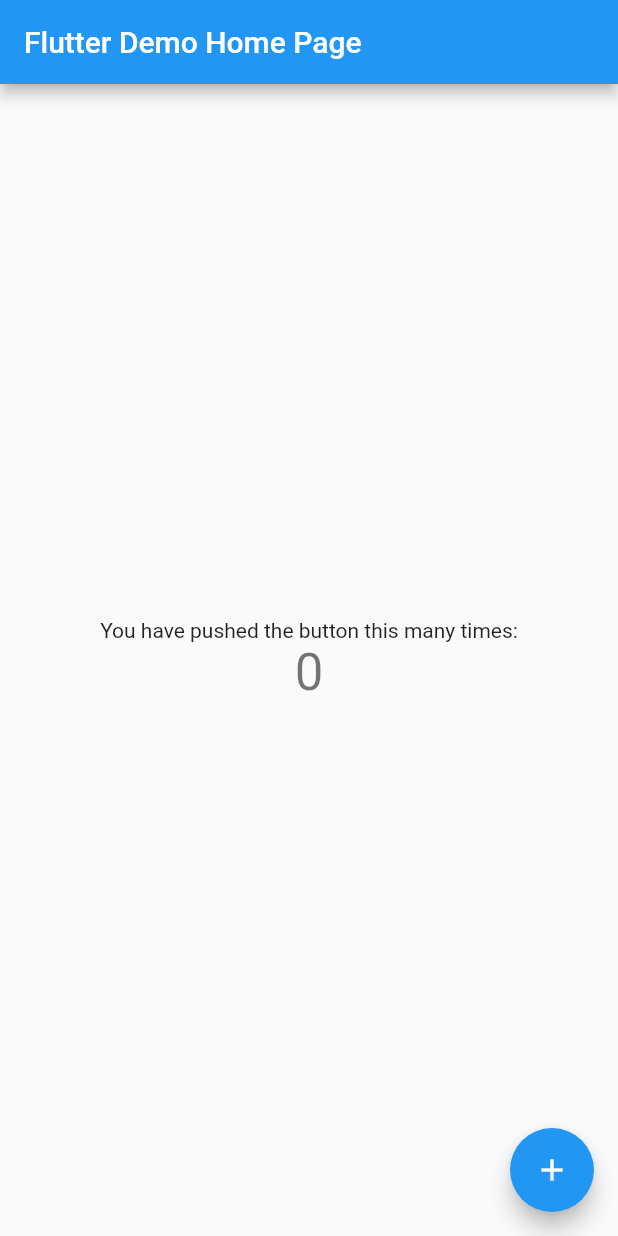
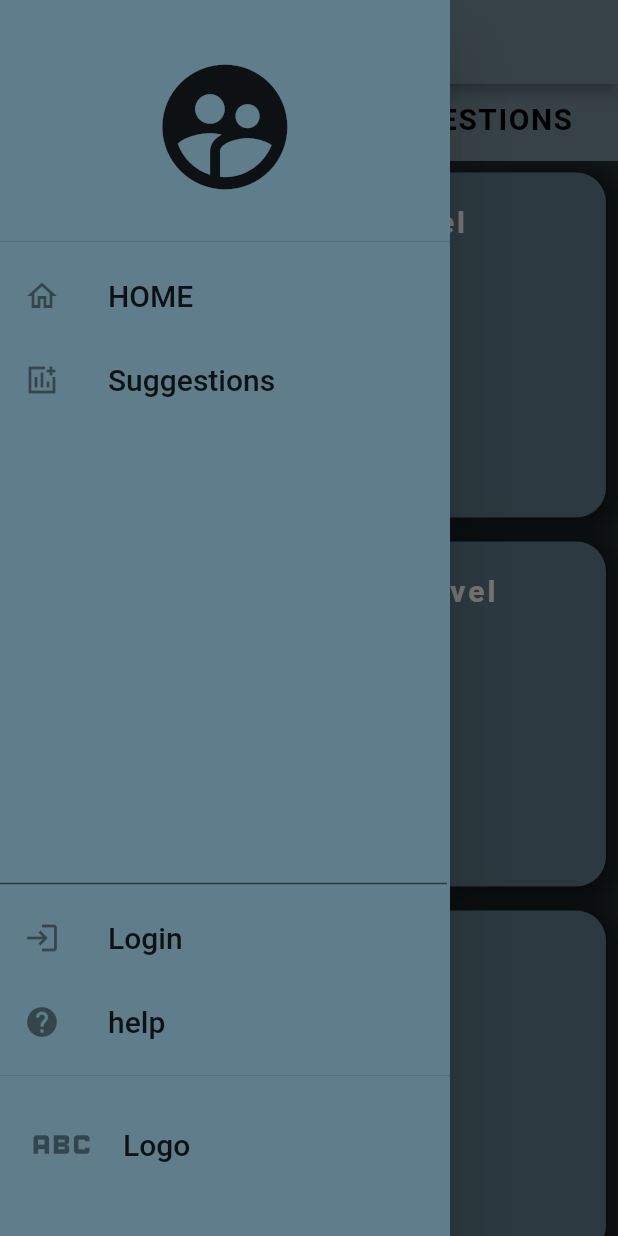
Before and after one commit to Ashen-Shaminda/Soil_Test, a Flutter app: the screen it shows after launch, with the side drawer open (before the commit the screen has no drawer), on a phone screen of 412 x 824 dp. Run offline on Flutter 3.47's test engine with Material 2 defaults, Android fonts, the phone set to English and light mode, and no system bars; drawn by our look-alikes of percent_indicator; Roboto replaces fonts that are missing (Kanit-Bold.ttf).

```diff
--- /dev/null
+++ b/lib/home/bars.dart
@@ -0,0 +1,41 @@
+import 'package:flutter/material.dart';
+
+import 'defaultTabController.dart';
+import 'drawer.dart';
+
+class Bars extends StatelessWidget {
+  const Bars({Key? key}) : super(key: key);
+
+  @override
+  Widget build(BuildContext context) {
+    return MaterialApp(
+      debugShowCheckedModeBanner: false,
+      home: Scaffold(
+        drawer: const DrawerWidget(),
+        appBar: AppBar(
+          flexibleSpace: Container(
+            decoration: BoxDecoration(
+              color: Colors.blueGrey[400],
+            ),
+          ),
+          titleTextStyle:
+              const TextStyle(fontSize: 30, fontWeight: FontWeight.bold),
+          backgroundColor: Colors.blueGrey[900],
+          title: const Align(
+            alignment: Alignment.center,
+            child: Padding(
+              padding: EdgeInsets.only(right: 20),
+              child: Text(
+                'Soil Test',
+                style: TextStyle(
+                  letterSpacing: 2,
+                ),
+              ),
+            ),
+          ),
+        ),
+        body: const DefaultTabWidget(),
+      ),
+    );
+  }
+}
--- /dev/null
+++ b/lib/home/defaultTabController.dart
@@ -0,0 +1,58 @@
+import 'package:flutter/cupertino.dart';
+import 'package:flutter/material.dart';
+
+import '../tabs/first_tab.dart';
+
+class DefaultTabWidget extends StatefulWidget {
+  const DefaultTabWidget({Key? key}) : super(key: key);
+
+  @override
+  State<DefaultTabWidget> createState() => _DefaultTabWidgetState();
+}
+
+class _DefaultTabWidgetState extends State<DefaultTabWidget> {
+  @override
+  Widget build(BuildContext context) {
+    return DefaultTabController(
+      initialIndex: 0,
+      animationDuration: Duration(milliseconds: 600),
+      length: 2,
+      child: Scaffold(
+        backgroundColor: Colors.blueGrey[400],
+        body: Column(
+          children: const[
+            TabBar(
+              indicatorColor: Colors.white,
+              indicatorWeight: 5,
+              tabs: [
+                Tab(
+                  icon: Icon(
+                    Icons.home,
+                    color: Colors.black54,
+                  ),
+                ),
+                Tab(
+                  child: Text(
+                    'SUGGESTIONS',
+                    style: TextStyle(
+                      letterSpacing: 1,
+                      color: Colors.black,
+                      fontWeight: FontWeight.bold,
+                      fontSize: 20,
+                    ),
+                  ),
+                ),
+              ],
+            ),
+            Expanded(
+              child: TabBarView(children: [
+                FirstTab(),
+                Text('suggestion widgets'),
+              ]),
+            ),
+          ],
+        ),
+      ),
+    );
+  }
+}
--- /dev/null
+++ b/lib/home/drawer.dart
@@ -0,0 +1,103 @@
+
+import 'package:flutter/material.dart';
+
+import '../tabs/second_tab.dart';
+import 'bars.dart';
+
+
+class DrawerWidget extends StatefulWidget {
+  const DrawerWidget({Key? key}) : super(key: key);
+
+  @override
+  State<DrawerWidget> createState() => _DrawerWidgetState();
+}
+
+class _DrawerWidgetState extends State<DrawerWidget> {
+  @override
+  Widget build(BuildContext context) {
+    return Drawer(
+      backgroundColor: Colors.blueGrey,
+      width: 300,
+      elevation: 20.0,
+      child: ListView(
+        children: [
+          const DrawerHeader(
+            child: Icon(
+              Icons.supervised_user_circle,
+              size: 100,
+            ),
+          ),
+          ListTile(
+            leading: Icon(Icons.home_outlined),
+            title: const Text(
+              'HOME',
+              style: TextStyle(fontSize: 20),
+            ),
+            onTap: () {
+              Navigator.of(context).push(
+                MaterialPageRoute(
+                  builder: (context) => const Bars(),
+                ),
+              );
+            },
+          ),
+          ListTile(
+            leading: Icon(Icons.add_chart_sharp),
+            title: const Text(
+              'Suggestions',
+              style: TextStyle(fontSize: 20),
+            ),
+            onTap: () {
+              Navigator.of(context).push(
+                MaterialPageRoute(
+                  builder: (context) => const SecondTab(),
+                ),
+              );
+            },
+          ),
+          Container(
+            margin: EdgeInsets.only(top: 300),
+            child: Column(
+              mainAxisAlignment: MainAxisAlignment.end,
+              children: [
+                Divider(
+                  thickness: 1,
+                  color: Colors.black54,
+                  endIndent: 2,
+                ),
+                ListTile(
+                  leading: Icon(Icons.login_outlined),
+                  title: Text(
+                    'Login',
+                    style: TextStyle(fontSize: 20),
+                  ),
+                ),
+                ListTile(
+                  leading: Icon(Icons.help),
+                  title: Text(
+                    'help',
+                    style: TextStyle(fontSize: 20),
+                  ),
+                ),
+                Divider(),
+                Container(
+                  margin: EdgeInsets.only(top: 10),
+                  child: ListTile(
+                    leading: Icon(
+                      Icons.abc_outlined,
+                      size: 50,
+                    ),
+                    title: Text(
+                      "Logo",
+                      style: TextStyle(fontSize: 20),
+                    ),
+                  ),
+                ),
+              ],
+            ),
+          ),
+        ],
+      ),
+    );
+  }
+}
--- a/lib/main.dart
+++ b/lib/main.dart
@@ -1,115 +1,32 @@
+// ignore_for_file: prefer_const_constructors
+
 import 'package:flutter/material.dart';
 
-void main() {
-  runApp(const MyApp());
+import 'home/bars.dart';
+
+// import 'home_page.dart';
+
+Future main() async {
+  WidgetsFlutterBinding.ensureInitialized();
+
+  await initialization(null);
+
+  runApp(
+    MyApp(),
+  );
+}
+
+Future initialization(BuildContext? context) async {
+  await Future.delayed(
+    Duration(seconds: 2),
+  );
 }
 
 class MyApp extends StatelessWidget {
-  const MyApp({super.key});
-
-  // This widget is the root of your application.
-  @override
-  Widget build(BuildContext context) {
-    return MaterialApp(
-      title: 'Flutter Demo',
-      theme: ThemeData(
-        // This is the theme of your application.
-        //
-        // Try running your application with "flutter run". You'll see the
-        // application has a blue toolbar. Then, without quitting the app, try
-        // changing the primarySwatch below to Colors.green and then invoke
-        // "hot reload" (press "r" in the console where you ran "flutter run",
-        // or simply save your changes to "hot reload" in a Flutter IDE).
-        // Notice that the counter didn't reset back to zero; the application
-        // is not restarted.
-        primarySwatch: Colors.blue,
-      ),
-      home: const MyHomePage(title: 'Flutter Demo Home Page'),
-    );
-  }
-}
-
-class MyHomePage extends StatefulWidget {
-  const MyHomePage({super.key, required this.title});
-
-  // This widget is the home page of your application. It is stateful, meaning
-  // that it has a State object (defined below) that contains fields that affect
-  // how it looks.
-
-  // This class is the configuration for the state. It holds the values (in this
-  // case the title) provided by the parent (in this case the App widget) and
-  // used by the build method of the State. Fields in a Widget subclass are
-  // always marked "final".
-
-  final String title;
-
-  @override
-  State<MyHomePage> createState() => _MyHomePageState();
-}
-
-class _MyHomePageState extends State<MyHomePage> {
-  int _counter = 0;
-
-  void _incrementCounter() {
-    setState(() {
-      // This call to setState tells the Flutter framework that something has
-      // changed in this State, which causes it to rerun the build method below
-      // so that the display can reflect the updated values. If we changed
-      // _counter without calling setState(), then the build method would not be
-      // called again, and so nothing would appear to happen.
-      _counter++;
-    });
-  }
+  const MyApp({Key? key}) : super(key: key);
 
   @override
   Widget build(BuildContext context) {
-    // This method is rerun every time setState is called, for instance as done
-    // by the _incrementCounter method above.
-    //
-    // The Flutter framework has been optimized to make rerunning build methods
-    // fast, so that you can just rebuild anything that needs updating rather
-    // than having to individually change instances of widgets.
-    return Scaffold(
-      appBar: AppBar(
-        // Here we take the value from the MyHomePage object that was created by
-        // the App.build method, and use it to set our appbar title.
-        title: Text(widget.title),
-      ),
-      body: Center(
-        // Center is a layout widget. It takes a single child and positions it
-        // in the middle of the parent.
-        child: Column(
-          // Column is also a layout widget. It takes a list of children and
-          // arranges them vertically. By default, it sizes itself to fit its
-          // children horizontally, and tries to be as tall as its parent.
-          //
-          // Invoke "debug painting" (press "p" in the console, choose the
-          // "Toggle Debug Paint" action from the Flutter Inspector in Android
-          // Studio, or the "Toggle Debug Paint" command in Visual Studio Code)
-          // to see the wireframe for each widget.
-          //
-          // Column has various properties to control how it sizes itself and
-          // how it positions its children. Here we use mainAxisAlignment to
-          // center the children vertically; the main axis here is the vertical
-          // axis because Columns are vertical (the cross axis would be
-          // horizontal).
-          mainAxisAlignment: MainAxisAlignment.center,
-          children: <Widget>[
-            const Text(
-              'You have pushed the button this many times:',
-            ),
-            Text(
-              '$_counter',
-              style: Theme.of(context).textTheme.headlineMedium,
-            ),
-          ],
-        ),
-      ),
-      floatingActionButton: FloatingActionButton(
-        onPressed: _incrementCounter,
-        tooltip: 'Increment',
-        child: const Icon(Icons.add),
-      ), // This trailing comma makes auto-formatting nicer for build methods.
-    );
+    return Bars();
   }
 }
--- /dev/null
+++ b/lib/tabs/first_tab.dart
@@ -0,0 +1,205 @@
+import 'package:flutter/material.dart';
+import 'package:percent_indicator/percent_indicator.dart';
+
+class FirstTab extends StatefulWidget {
+  const FirstTab({Key? key}) : super(key: key);
+
+  @override
+  State<FirstTab> createState() => _FirstTabState();
+}
+
+class _FirstTabState extends State<FirstTab> {
+  int temperature = 10;
+
+  @override
+  Widget build(BuildContext context) {
+    return Scaffold(
+      backgroundColor: Colors.blueGrey[900],
+      body: SizedBox(
+        child: Scrollbar(
+          thickness: 12,
+          radius: const Radius.circular(5),
+          child: ListView(
+            children: [
+              Column(
+                children: [
+                  Padding(
+                    padding: const EdgeInsets.all(8.0),
+                    child: Container(
+                      decoration: BoxDecoration(
+                        borderRadius: BorderRadius.circular(20),
+                        color: Colors.blueGrey,
+                        boxShadow: const [
+                          BoxShadow(
+                            color: Colors.black54,
+                            blurRadius: 15,
+                            spreadRadius: 6,
+                            offset: Offset(3, 4),
+                          ),
+                        ],
+                      ),
+                      width: 500,
+                      height: 230,
+                      child: CircularPercentIndicator(
+                        header: const Padding(
+                          padding: EdgeInsets.only(bottom: 15.0),
+                          child: Text(
+                            'Soil Moisture Level',
+                            style: TextStyle(
+                                fontWeight: FontWeight.bold,
+                                fontSize: 20,
+                                color: Colors.white,
+                                letterSpacing: 2),
+                          ),
+                        ),
+                        animation: true,
+                        animationDuration: 1000,
+                        radius: 150,
+                        lineWidth: 20,
+                        percent: 0.7,
+                        center: Text(
+                          '$temperature',
+                          style: const TextStyle(
+                              fontFamily: 'Kanit-Bold.ttf',
+                              fontWeight: FontWeight.bold,
+                              fontSize: 20,
+                              color: Colors.white,
+                              letterSpacing: 2),
+                        ),
+                        progressColor: Colors.black54,
+                        backgroundColor: Colors.blueGrey.shade700,
+                        circularStrokeCap: CircularStrokeCap.butt,
+                      ),
+                    ),
+                  ),
+                  Padding(
+                    padding: const EdgeInsets.all(8.0),
+                    child: Container(
+                      decoration: BoxDecoration(
+                        borderRadius: BorderRadius.circular(20),
+                        color: Colors.blueGrey,
+                        boxShadow: const [
+                          BoxShadow(
+                            color: Colors.black54,
+                            blurRadius: 15,
+                            spreadRadius: 6,
+                            offset: Offset(3, 4),
+                          ),
+                        ],
+                      ),
+                      width: 500,
+                      height: 230,
+                      child: CircularPercentIndicator(
+                        header: const Padding(
+                          padding: EdgeInsets.only(bottom: 15.0),
+                          child: Text(
+                            'Soil Temperature Level',
+                            style: TextStyle(
+                                fontWeight: FontWeight.bold,
+                                fontSize: 20,
+                                color: Colors.white,
+                                letterSpacing: 2),
+                          ),
+                        ),
+                        animation: true,
+                        animationDuration: 1000,
+                        radius: 150,
+                        lineWidth: 20,
+                        percent: 0.7,
+                        center: Text(
+                          '$temperature %',
+                          style: const TextStyle(
+                              fontFamily: 'Kanit-Bold.ttf',
+                              fontWeight: FontWeight.bold,
+                              fontSize: 20,
+                              color: Colors.white,
+                              letterSpacing: 2),
+                        ),
+                        progressColor: Colors.black54,
+                        backgroundColor: Colors.blueGrey.shade700,
+                        circularStrokeCap: CircularStrokeCap.butt,
+                      ),
+                    ),
+                  ),
+                  Padding(
+                    padding: const EdgeInsets.all(8.0),
+                    child: Container(
+                      decoration: BoxDecoration(
+                        borderRadius: BorderRadius.circular(20),
+                        color: Colors.blueGrey,
+                        boxShadow: const [
+                          BoxShadow(
+                            color: Colors.black54,
+                            blurRadius: 15,
+                            spreadRadius: 6,
+                            offset: Offset(3, 4),
+                          ),
+                        ],
+                      ),
+                      width: 500,
+                      height: 230,
+                      child: CircularPercentIndicator(
+                        header: const Padding(
+                          padding: EdgeInsets.only(bottom: 15.0),
+                          child: Text(
+                            'Rain Drop Level',
+                            style: TextStyle(
+                                fontWeight: FontWeight.bold,
+                                fontSize: 20,
+                                color: Colors.white,
+                                letterSpacing: 2),
+                          ),
+                        ),
+                        animation: true,
+                        animationDuration: 1000,
+                        radius: 150,
+                        lineWidth: 20,
+                        percent: 0.7,
+                        center: Text(
+                          '$temperature%',
+                          style: const TextStyle(
+                              fontFamily: 'Kanit-Bold.ttf',
+                              fontWeight: FontWeight.bold,
+                              fontSize: 20,
+                              color: Colors.white,
+                              letterSpacing: 2),
+                        ),
+                        progressColor: Colors.black54,
+                        backgroundColor: Colors.blueGrey.shade700,
+                        circularStrokeCap: CircularStrokeCap.butt,
+                      ),
+                    ),
+                  ),
+                  Padding(
+                    padding: const EdgeInsets.all(8.0),
+                    child: Container(
+                      decoration: BoxDecoration(
+                        borderRadius: BorderRadius.circular(20),
+                        color: Colors.blueGrey,
+                        boxShadow: const [
+                          BoxShadow(
+                            color: Colors.black54,
+                            blurRadius: 15,
+                            spreadRadius: 6,
+                            offset: Offset(3, 4),
+                          ),
+                        ],
+                      ),
+                      width: 500,
+                      height: 230,
+                      child: Column(
+                        children: const [
+                          Text("data"),
+                        ],
+                      ),
+                    ),
+                  ),
+                ],
+              ),
+            ],
+          ),
+        ),
+      ),
+    );
+  }
+}
--- /dev/null
+++ b/lib/tabs/second_tab.dart
@@ -0,0 +1,14 @@
+import 'package:flutter/material.dart';
+class SecondTab extends StatefulWidget {
+  const SecondTab({Key? key}) : super(key: key);
+
+  @override
+  State<SecondTab> createState() => _SecondTabState();
+}
+
+class _SecondTabState extends State<SecondTab> {
+  @override
+  Widget build(BuildContext context) {
+    return const Placeholder();
+  }
+}
--- a/pubspec.yaml
+++ b/pubspec.yaml
@@ -35,6 +35,7 @@ dependencies:
   # The following adds the Cupertino Icons font to your application.
   # Use with the CupertinoIcons class for iOS style icons.
   cupertino_icons: ^1.0.2
+  percent_indicator: ^3.4.0
 
 dev_dependencies:
   flutter_test:
@@ -59,9 +60,8 @@ flutter:
   uses-material-design: true
 
   # To add assets to your application, add an assets section, like this:
-  # assets:
-  #   - images/a_dot_burr.jpeg
-  #   - images/a_dot_ham.jpeg
+  assets:
+   - assets/
 
   # An image asset can refer to one or more resolution-specific "variants", see
   # https://flutter.dev/assets-and-images/#resolution-aware
```
Also changed, not shown: pubspec.lock.
